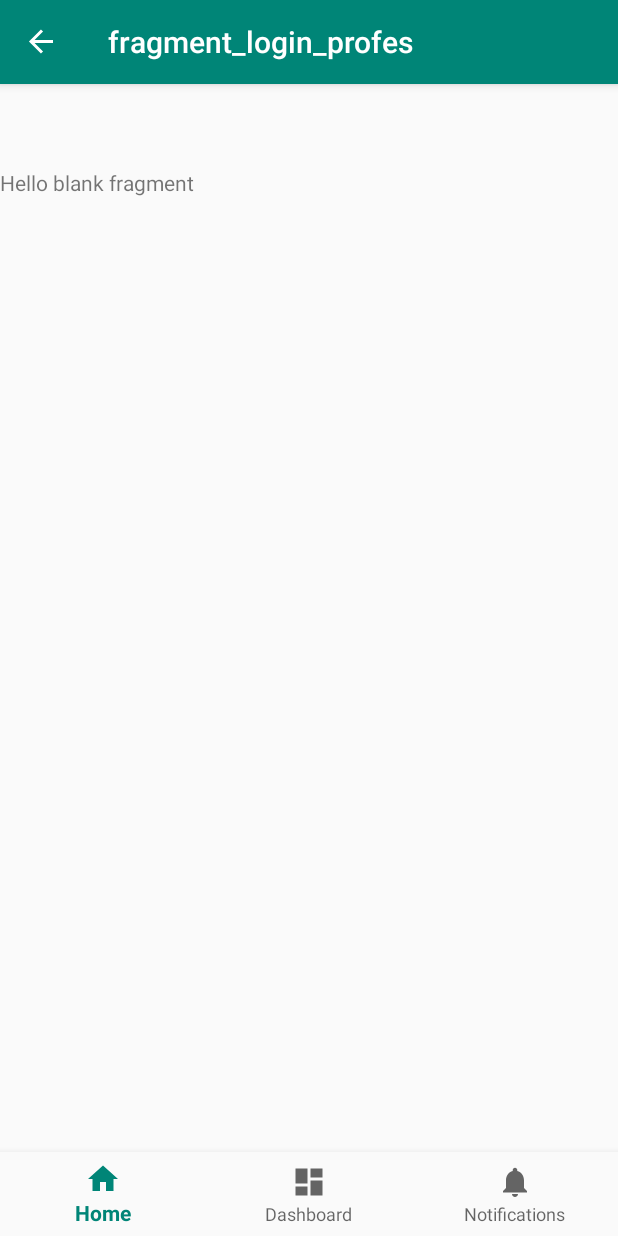
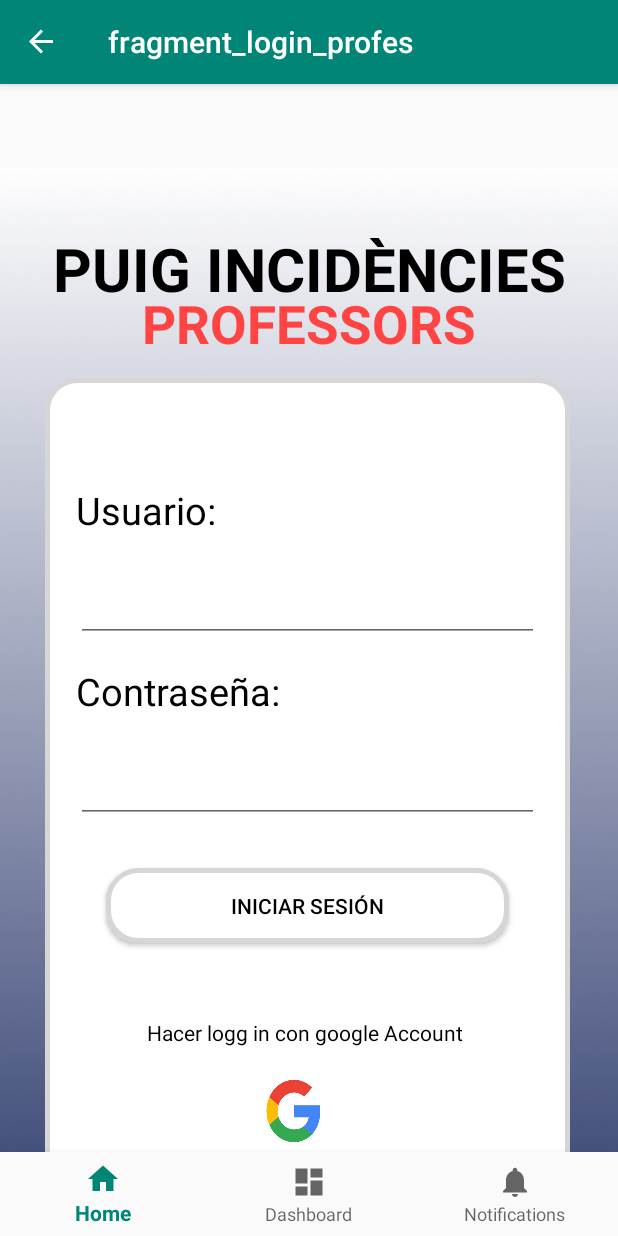
Before and after one commit to adrii3/PuigIncidencies, an Android app: the screen it shows after launch (MainActivity), after a tap on "Click aquí!", on a phone screen of 412 x 824 dp. Run offline under Robolectric (Android 15) with nearby library versions, the phone set to English and light mode, and no system bars; our stand-ins replace navigation-ui.

Commit message:
whyskyt12contrabandobajosfondos

```diff
--- a/app/src/main/res/layout/fragment_login_profes.xml
+++ b/app/src/main/res/layout/fragment_login_profes.xml
@@ -3,12 +3,103 @@
     xmlns:tools="http://schemas.android.com/tools"
     android:layout_width="match_parent"
     android:layout_height="match_parent"
-    tools:context=".LoginProfesFragment">
+    tools:context=".LoginFragment"
+    android:background="@drawable/fondopaestos">
 
-    <!-- TODO: Update blank fragment layout -->
     <TextView
+        android:text="Puig Incidències"
+        android:textAlignment="center"
+        android:textSize="40dp"
+        android:layout_height="wrap_content"
         android:layout_width="match_parent"
-        android:layout_height="match_parent"
-        android:text="@string/hello_blank_fragment" />
+        android:textColor="@android:color/black"
+        android:layout_marginTop="40dp"
+        android:textStyle="bold"
+        android:textAllCaps="true"/>
+    <TextView
+    android:text="PROFESSORS"
+    android:textAlignment="center"
+    android:textSize="35dp"
+    android:layout_height="wrap_content"
+    android:layout_width="match_parent"
+    android:textColor="@android:color/holo_red_light"
+    android:layout_marginTop="80dp"
+    android:textStyle="bold"
+    android:textAllCaps="true"/>
 
+    <LinearLayout android:layout_height="550dp"
+        android:layout_width="350dp"
+        android:background="@drawable/boton_redondo"
+        android:layout_marginTop="140dp"
+        android:layout_marginLeft="30dp"
+        android:orientation="vertical">
+
+        <TextView android:layout_height="40dp"
+            android:layout_width="wrap_content"
+            android:text="Usuario: "
+            android:layout_marginTop="70dp"
+            android:layout_marginLeft="20dp"
+            android:textSize="25dp"
+            android:textStyle="normal"
+            android:textColor="@android:color/black"/>
+
+        <View android:layout_height="15dp"
+            android:layout_width="match_parent" />
+
+        <EditText android:layout_height="50dp"
+            android:layout_width="match_parent"
+            android:layout_marginRight="20dp"
+            android:layout_marginLeft="20dp"
+            android:id="@+id/edit_text_usuario"/>
+
+        <View android:layout_height="15dp"
+            android:layout_width="match_parent" />
+
+        <TextView android:layout_height="40dp"
+            android:layout_width="wrap_content"
+            android:text="Contraseña: "
+            android:layout_marginLeft="20dp"
+            android:textSize="25dp"
+            android:textStyle="normal"
+            android:textColor="@android:color/black"/>
+
+        <View android:layout_height="15dp"
+            android:layout_width="match_parent" />
+
+        <EditText android:layout_height="50dp"
+            android:layout_width="match_parent"
+            android:layout_marginRight="20dp"
+            android:layout_marginLeft="20dp"
+            android:id="@+id/edit_text_contraseña"/>
+
+        <View android:layout_height="30dp"
+            android:layout_width="match_parent" />
+
+        <Button android:layout_height="50dp"
+            android:layout_width="match_parent"
+            android:layout_marginLeft="40dp"
+            android:layout_marginRight="40dp"
+            android:background="@drawable/boton_redondo"
+            android:text="Iniciar sesión"
+            android:textColor="@android:color/black"
+            android:id="@+id/boton_login_iniciar_sesion"/>
+
+        <View android:layout_height="50dp"
+            android:layout_width="match_parent" />
+
+        <TextView android:layout_height="wrap_content"
+            android:layout_width="match_parent"
+            android:text="Hacer logg in con google Account "
+            android:textAlignment="center"
+            android:textColor="@android:color/black"/>
+        <androidx.appcompat.widget.AppCompatImageView
+            android:layout_width="40dp"
+            android:layout_height="45dp"
+            android:layout_marginLeft="145dp"
+            android:layout_marginTop="20dp"
+            android:background="@drawable/google"></androidx.appcompat.widget.AppCompatImageView>
+
+
+
+    </LinearLayout>
 </FrameLayout>
```
Also changed, not shown: app/src/main/res/drawable/google.png (added).
